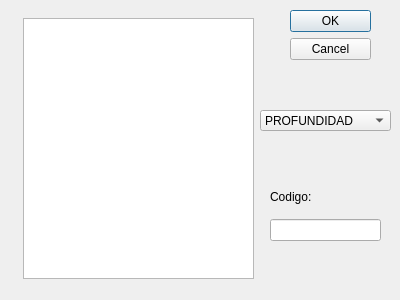
Old version of the form cliente_1/widgetprofundidad.ui in the repository danialvaradob/Datos_Sockets_3.
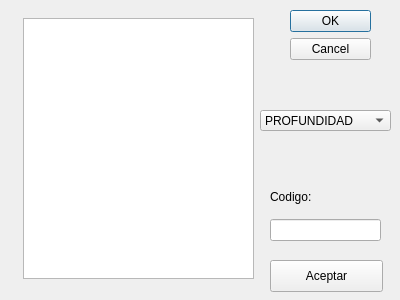
New version of the form.

Patch:
```diff
--- a/cliente_1/widgetprofundidad.ui
+++ b/cliente_1/widgetprofundidad.ui
@@ -85,6 +85,19 @@
     </property>
    </item>
   </widget>
+  <widget class="QPushButton" name="pushButton">
+   <property name="geometry">
+    <rect>
+     <x>270</x>
+     <y>260</y>
+     <width>113</width>
+     <height>32</height>
+    </rect>
+   </property>
+   <property name="text">
+    <string>Aceptar</string>
+   </property>
+  </widget>
  </widget>
  <resources/>
  <connections>
```
